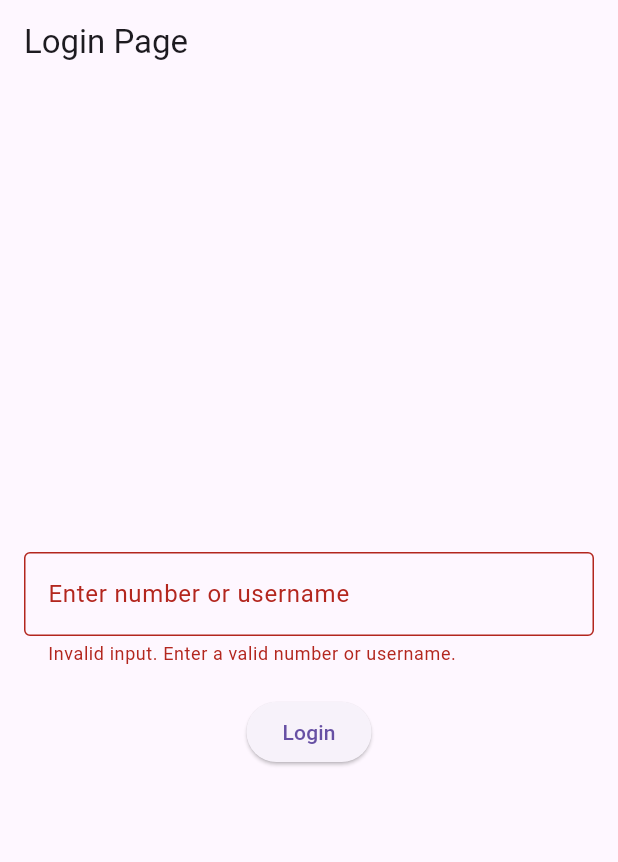
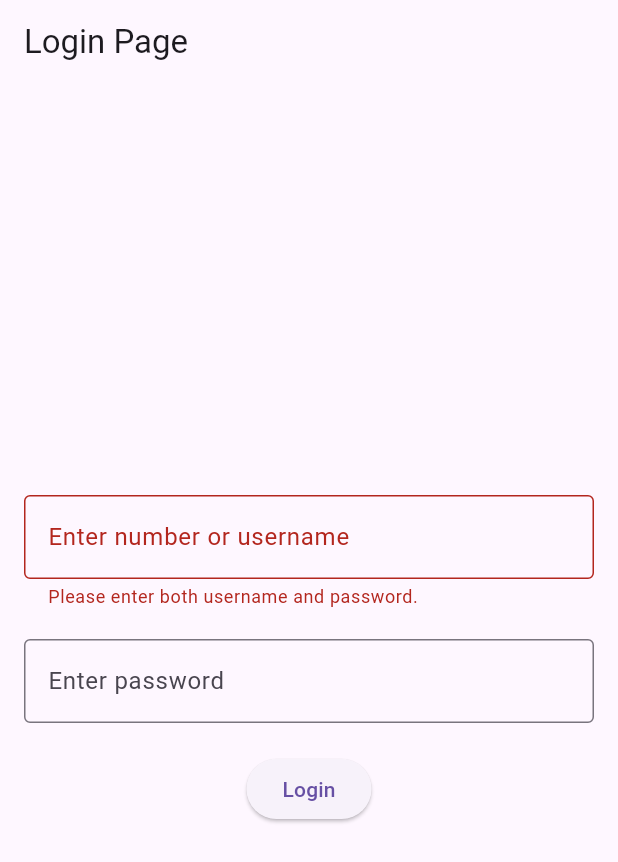
Before and after one commit to goodbyeO0/login-page-flutter, a Flutter app: the screen it shows after launch, after a tap on "Login", on a phone screen of 412 x 824 dp. Shown: the top 862 px of the screen. Run offline on Flutter 3.47's test engine with Material 3 defaults, Android fonts, the phone set to English and light mode, and no system bars.

Commit message:
add password field without any condition

```diff
--- a/lib/main.dart
+++ b/lib/main.dart
@@ -24,30 +24,24 @@ class LoginPage extends StatefulWidget {
 
 class _LoginPageState extends State<LoginPage> {
   final TextEditingController _controller = TextEditingController();
+  final TextEditingController _passwordController =
+      TextEditingController(); // New password controller
   String _errorMessage = '';
 
   void _handleLogin() {
     String input = _controller.text.trim();
+    String password = _passwordController.text.trim(); // Get password input
 
-    // Check if the input is a number
-    if (RegExp(r'^[0-9]+$').hasMatch(input)) {
-      int number = int.parse(input);
-
-      // Check if the number is within the student range
-      if (number >= 2018000000 && number <= 2024999999) {
+    // Check if both username and password are provided
+    if (input.isNotEmpty && password.isNotEmpty) {
+      // Proceed with login without specific conditions
+      if (RegExp(r'^[0-9]+$').hasMatch(input)) {
+        int number = int.parse(input);
         Navigator.push(
           context,
           MaterialPageRoute(builder: (context) => StudentLandingPage()),
         );
-      } else {
-        setState(() {
-          _errorMessage = 'Invalid student number range.';
-        });
-      }
-    }
-    // Check if the input is alphabetic (for staff login)
-    else if (RegExp(r'^[a-zA-Z]+$').hasMatch(input)) {
-      if (input == 'root') {
+      } else if (input == 'root') {
         // Admin login
         Navigator.push(
           context,
@@ -62,7 +56,8 @@ class _LoginPageState extends State<LoginPage> {
       }
     } else {
       setState(() {
-        _errorMessage = 'Invalid input. Enter a valid number or username.';
+        _errorMessage =
+            'Please enter both username and password.'; // Updated error message
       });
     }
   }
@@ -86,6 +81,16 @@ class _LoginPageState extends State<LoginPage> {
                 errorText: _errorMessage.isEmpty ? null : _errorMessage,
               ),
               keyboardType: TextInputType.text,
+            ),
+            SizedBox(height: 20),
+            TextField(
+              // New password field
+              controller: _passwordController,
+              decoration: InputDecoration(
+                labelText: 'Enter password',
+                border: OutlineInputBorder(),
+              ),
+              obscureText: true, // Hide password input
             ),
             SizedBox(height: 20),
             ElevatedButton(
```
